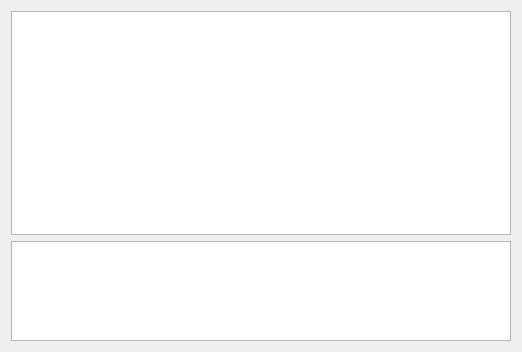
Above: protocols/jabber/ui/dlgxmppconsole.ui from KDE/kopete before the change. Below: the same form after it.
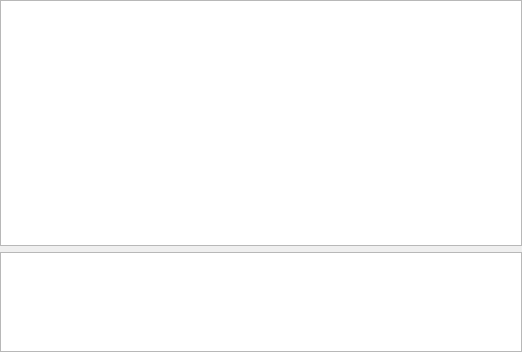
That is the form after the change. Custom widgets are drawn as their Qt base class.

Commit message: Fix double margin

What changed in the file:
```diff
--- a/protocols/jabber/ui/dlgxmppconsole.ui
+++ b/protocols/jabber/ui/dlgxmppconsole.ui
@@ -9,7 +9,19 @@
     <height>352</height>
    </rect>
   </property>
-  <layout class="QVBoxLayout" >
+  <layout class="QVBoxLayout">
+   <property name="leftMargin">
+    <number>0</number>
+   </property>
+   <property name="topMargin">
+    <number>0</number>
+   </property>
+   <property name="rightMargin">
+    <number>0</number>
+   </property>
+   <property name="bottomMargin">
+    <number>0</number>
+   </property>
    <item>
     <widget class="QTextBrowser" name="brLog" />
    </item>
```
Left out of the diff: 13 changed lines with no effect on the pictures.
